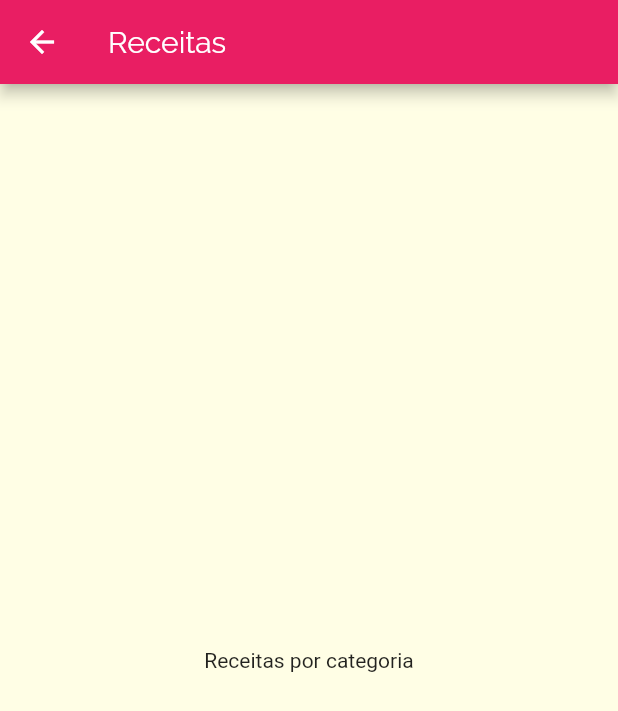
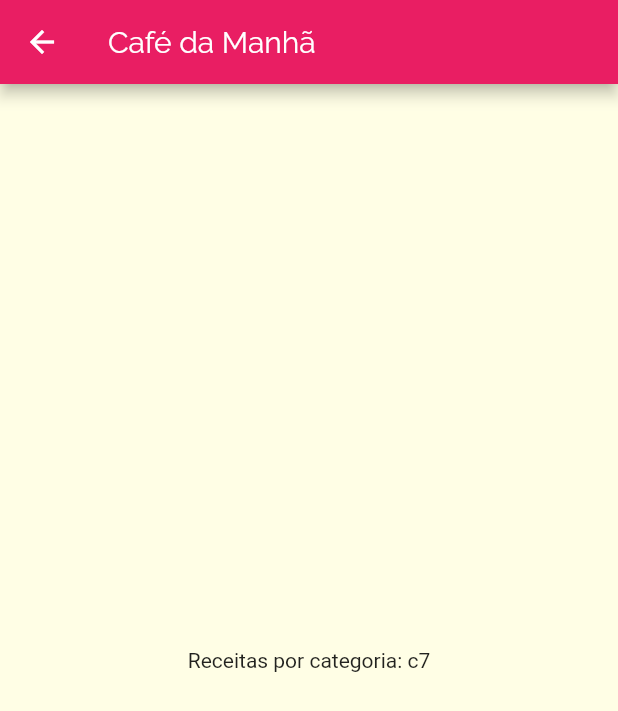
Before and after one commit to biroska/meals, a Flutter app: the screen it shows after launch, after a tap on "Café da Manhã", on a phone screen of 412 x 824 dp. Shown: the top 711 px of the screen. Run offline on Flutter 3.47's test engine with Material 2 defaults, Android fonts, the phone set to English and light mode, and no system bars.

Commit message:
Passagem do obj Category para o componente filho, via construtor

```diff
--- a/lib/components/category_item.dart
+++ b/lib/components/category_item.dart
@@ -11,6 +11,7 @@ class CategoryItem extends StatelessWidget {
   @override
   Widget build(BuildContext context) {
 
+    // extraido para variavel pois as bordas do inkwell devem coincider com as do container
     final _borderRadius = BorderRadius.circular(15);
 
     // InkWeel recurso de click/tap sobre o container
@@ -37,7 +38,7 @@ class CategoryItem extends StatelessWidget {
   void _selectedCategory( BuildContext context ){
     Navigator.of(context).push( MaterialPageRoute(
         builder: (_){
-          return CategoriesMealsScreen();
+          return CategoriesMealsScreen( category );
         }
     ) );
   }
--- a/lib/screens/categories_meals_screen.dart
+++ b/lib/screens/categories_meals_screen.dart
@@ -1,15 +1,21 @@
 import 'package:flutter/material.dart';
+import 'package:meals/models/category.dart';
 
 class CategoriesMealsScreen extends StatelessWidget {
 
+  final Category category;
+
+  const CategoriesMealsScreen(this.category);
+
   @override
   Widget build(BuildContext context) {
+
     return Scaffold(
       appBar:  AppBar(
-        title: const Text('Receitas'),
+        title: Text( category.title ),
       ),
       body: Center(
-        child: const Text('Receitas por categoria'),
+        child: Text( "Receitas por categoria: ${category.id}" ),
       ),
     );
   }
--- a/lib/screens/categories_screen.dart
+++ b/lib/screens/categories_screen.dart
@@ -8,11 +8,11 @@ class CategoriesScreen extends StatelessWidget {
   Widget build(BuildContext context) {
     return Scaffold(
       appBar: AppBar(
-        title: Text('Vamos Cozinhar?'),
+        title: const Text('Vamos Cozinhar?'),
       ),
       body: GridView(
         padding: const EdgeInsets.all( 25 ),
-        gridDelegate: SliverGridDelegateWithMaxCrossAxisExtent(
+        gridDelegate: const SliverGridDelegateWithMaxCrossAxisExtent(
           maxCrossAxisExtent: 200,
           childAspectRatio: 3 / 2,
           crossAxisSpacing: 20,
```
